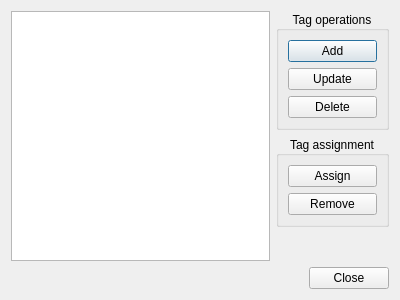
Above: src/gui/ui/dlg_tags.ui from psakar/datovka before the change. Below: the same form after it.
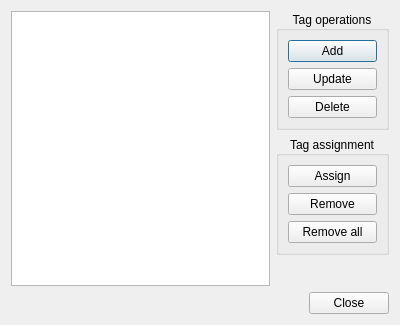
That is the form after the change.

Commit message: Select tags which are assigned to messages

Patch:
```diff
--- a/src/gui/ui/dlg_tags.ui
+++ b/src/gui/ui/dlg_tags.ui
@@ -7,7 +7,7 @@
     <x>0</x>
     <y>0</y>
     <width>400</width>
-    <height>300</height>
+    <height>325</height>
    </rect>
   </property>
   <property name="windowTitle">
@@ -84,6 +84,13 @@
             </property>
            </widget>
           </item>
+          <item>
+           <widget class="QPushButton" name="pushButtonRemoveAll">
+            <property name="text">
+             <string>Remove all</string>
+            </property>
+           </widget>
+          </item>
          </layout>
         </widget>
        </item>
```
The commit also changes 2 other files.
